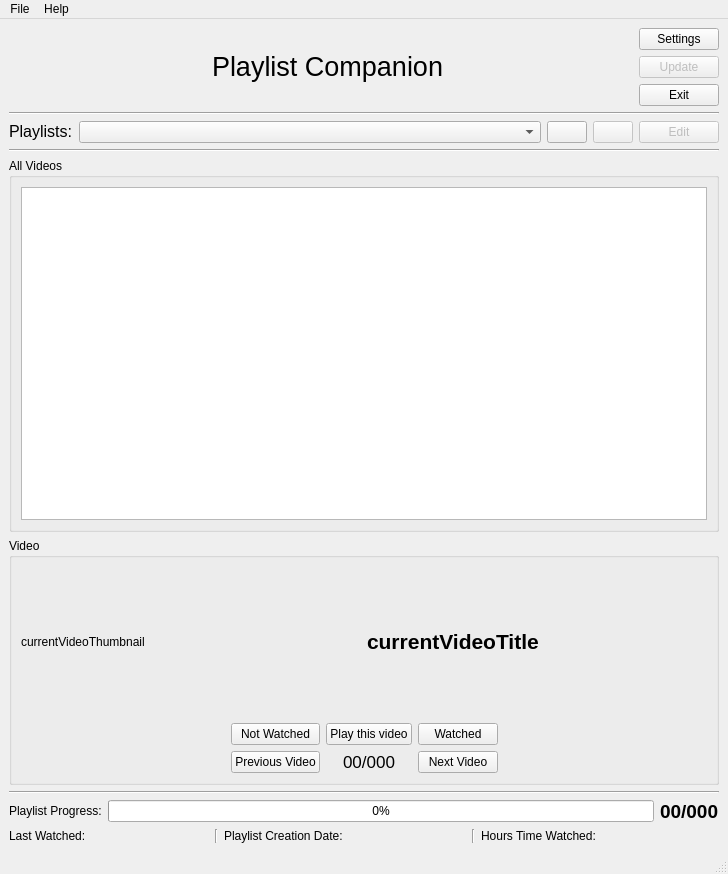
This is src/PlaylistCompanion/mainwindow.ui in KaziRifatMorshed/Playlist-Companion as Qt 5 draws it before an edit. The edited form follows.
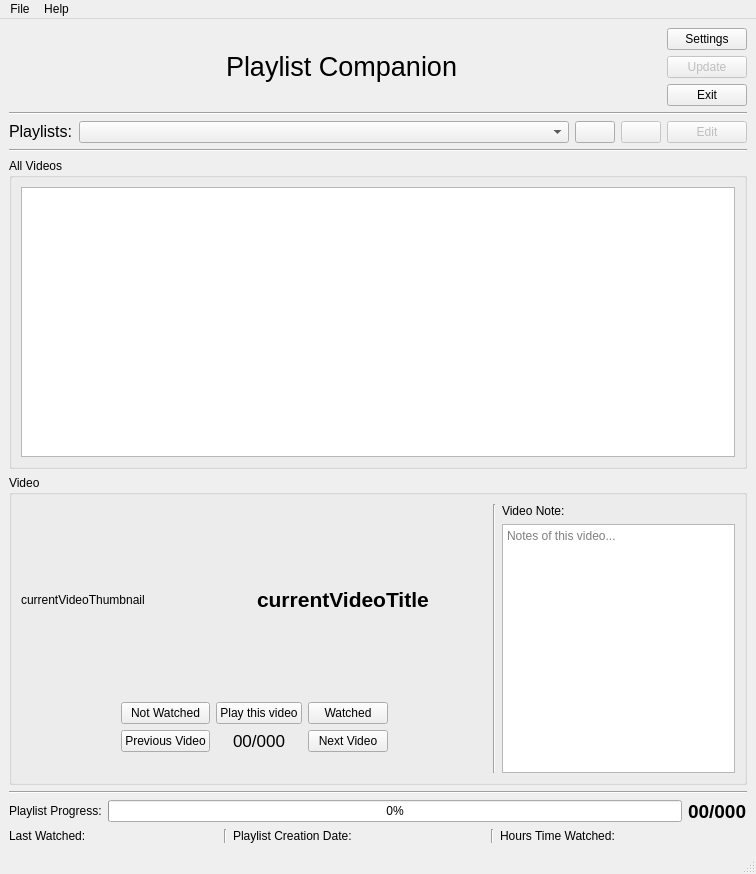
This is the edited form. Icons and pictures are not drawn.

Commit message: notes field UI added

What changed in the file:
```diff
--- a/src/PlaylistCompanion/mainwindow.ui
+++ b/src/PlaylistCompanion/mainwindow.ui
@@ -6,7 +6,7 @@
    <rect>
     <x>0</x>
     <y>0</y>
-    <width>728</width>
+    <width>756</width>
     <height>874</height>
    </rect>
   </property>
@@ -232,7 +232,9 @@
       <property name="title">
        <string>Video</string>
       </property>
-      <layout class="QVBoxLayout" name="verticalLayout_4">
+      <layout class="QHBoxLayout" name="horizontalLayout_9" stretch="2,0,1">
+       <item>
+        <layout class="QVBoxLayout" name="verticalLayout_5">
        <item>
         <layout class="QHBoxLayout" name="horizontalLayout_8">
          <item>
@@ -396,6 +398,39 @@
         </layout>
        </item>
       </layout>
+       </item>
+       <item>
+        <widget class="Line" name="line_6">
+         <property name="orientation">
+          <enum>Qt::Orientation::Vertical</enum>
+         </property>
+        </widget>
+       </item>
+       <item>
+        <layout class="QVBoxLayout" name="verticalLayout_4">
+         <item>
+          <widget class="QLabel" name="label_8">
+           <property name="sizePolicy">
+            <sizepolicy hsizetype="Fixed" vsizetype="Fixed">
+             <horstretch>0</horstretch>
+             <verstretch>0</verstretch>
+            </sizepolicy>
+           </property>
+           <property name="text">
+            <string>Video Note:</string>
+           </property>
+          </widget>
+         </item>
+         <item>
+          <widget class="QTextEdit" name="currentVideoNote_textEdit">
+           <property name="placeholderText">
+            <string>Notes of this video...</string>
+           </property>
+          </widget>
+         </item>
+        </layout>
+       </item>
+      </layout>
      </widget>
     </item>
     <item>
@@ -560,7 +595,7 @@
     <rect>
      <x>0</x>
      <y>0</y>
-     <width>728</width>
+     <width>756</width>
      <height>22</height>
     </rect>
    </property>
```
Lines whose indentation alone changed are shown as unchanged.
